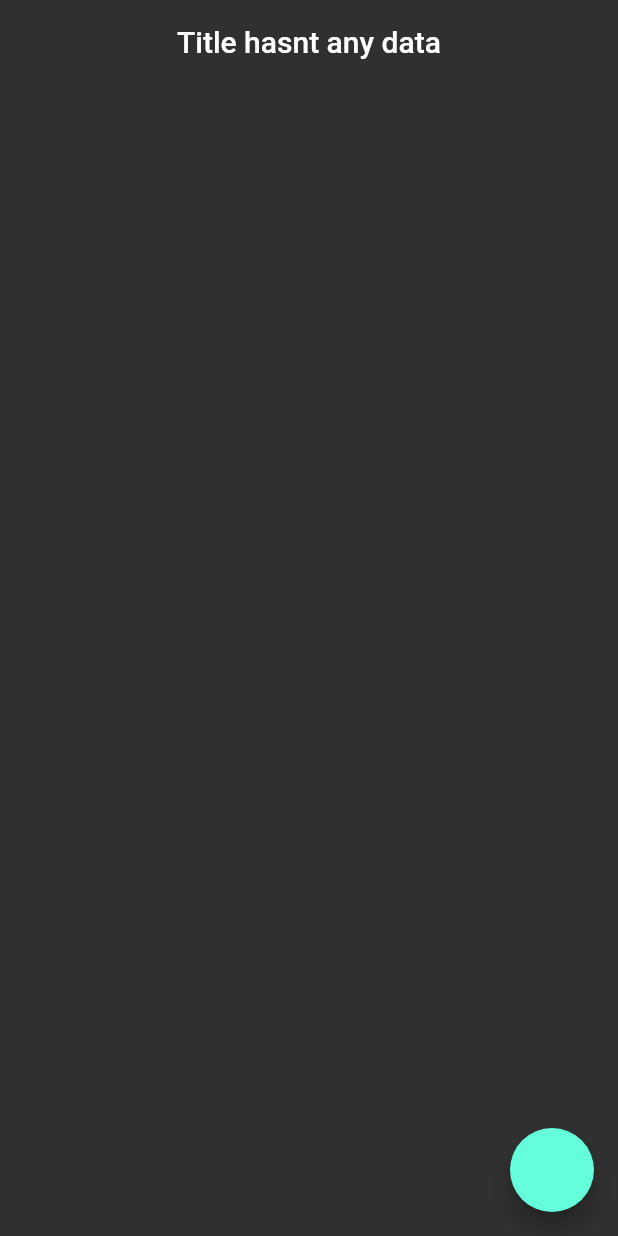
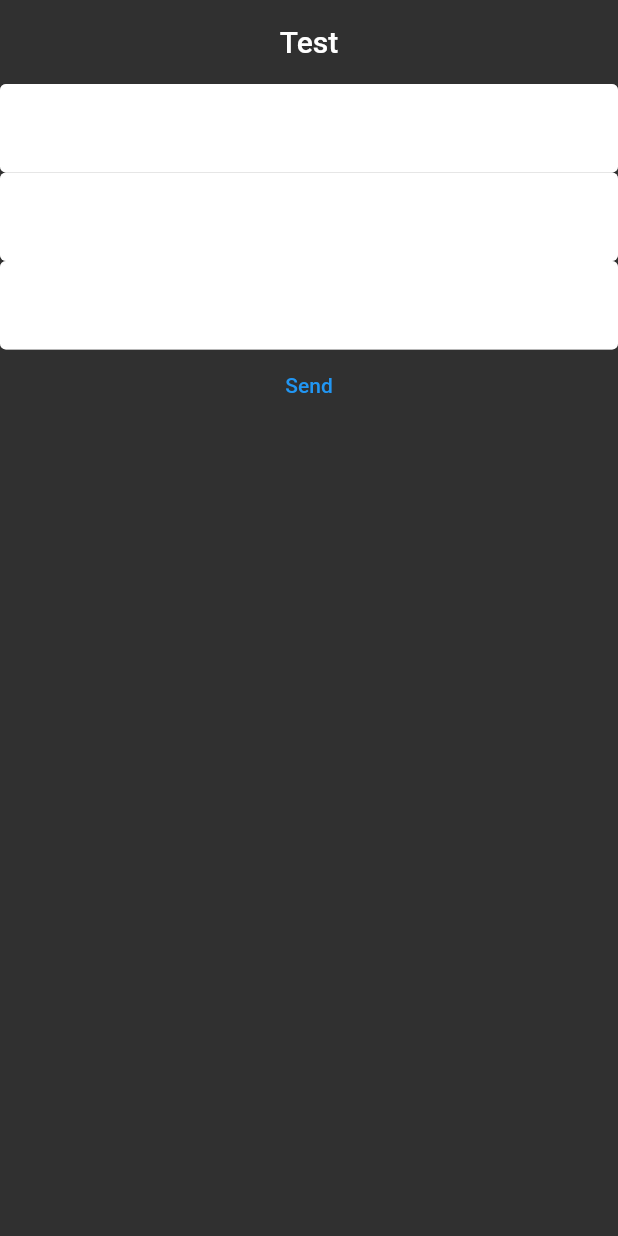
Before and after one commit to volkaankarakus/FlutterAdvanced, a Flutter app: the screen it shows after launch, on a phone screen of 412 x 824 dp. Run offline on Flutter 3.47's test engine with Material 2 defaults, Android fonts, the phone set to English and light mode, and no system bars; our stand-ins replace dio.

Commit message:
service & model

```diff
--- a/flutter_advanced/lib/202/model_learn.dart
+++ b/flutter_advanced/lib/202/model_learn.dart
@@ -1,6 +1,6 @@
 // METHOD 1
 // variables can be null on fetching process.
-class PostModel{
+class PostModel1{
   int? userId;
   int? id;
   String? title;
--- a/flutter_advanced/lib/202/model_learn_view.dart
+++ b/flutter_advanced/lib/202/model_learn_view.dart
@@ -16,7 +16,7 @@ class _ModelLearnViewState extends State<ModelLearnView> {
   void initState() {
     super.initState();
 
-    final user1 = PostModel()..userId = 1 ..body ='hello' ;
+    final user1 = PostModel1()..userId = 1 ..body ='hello' ;
 
     final user2 = PostModel2(1,2,'a','b');
     user2.body = 'sdfsfd'; // can be updatable
--- /dev/null
+++ b/flutter_advanced/lib/202/service/post_model.dart
@@ -0,0 +1,25 @@
+class PostModel {
+  int? userId;
+  int? id;
+  String? title;
+  String? body;
+
+  PostModel({this.userId, this.id, this.title, this.body});
+
+  // Kod yazilmaz!
+  PostModel.fromJson(Map<String, dynamic> json) {
+    userId = json['userId'];
+    id = json['id'];
+    title = json['title'];
+    body = json['body'];
+  }
+
+  Map<String, dynamic> toJson() {
+    final Map<String, dynamic> data = <String, dynamic>{};
+    data['userId'] = userId;
+    data['id'] = id;
+    data['title'] = title;
+    data['body'] = body;
+    return data;
+  }
+}
--- /dev/null
+++ b/flutter_advanced/lib/202/service/service_post_learn_view.dart
@@ -0,0 +1,113 @@
+import 'dart:io';
+import 'package:dio/dio.dart';
+import 'package:flutter/material.dart';
+import 'package:flutter_advanced/202/service/post_model.dart';
+
+class ServicePostLearn extends StatefulWidget {
+  const ServicePostLearn({Key? key}) : super(key: key);
+
+  @override
+  State<ServicePostLearn> createState() => _ServicePostLearnState();
+}
+
+class _ServicePostLearnState extends State<ServicePostLearn> {
+
+  bool _isLoading = false;
+  late final Dio _networkManager; // It is not correct to create a Dio for each request.
+  // networkRequest must consist of an instance.
+  final _baseUrl = 'https://jsonplaceholder.typicode.com/';
+
+  TextEditingController _titleController = TextEditingController();
+  TextEditingController _bodyController = TextEditingController();
+  TextEditingController _userIdController = TextEditingController();
+
+  Future<void> _addItemToService(PostModel postModel) async{
+    _changeLoading();
+    final response = await _networkManager.post('posts', data: postModel);
+    if(response.statusCode == HttpStatus.created){
+
+    }
+    _changeLoading();
+  }
+
+
+  void _changeLoading(){
+    setState(() {
+      _isLoading = !_isLoading;
+    });
+  }
+
+  @override
+  void initState() {
+    super.initState();
+    _networkManager = Dio(BaseOptions(baseUrl: _baseUrl));
+  }
+
+  @override
+  Widget build(BuildContext context) {
+    return Scaffold(
+      appBar: AppBar(
+        title: Text('Test'),
+        actions: [
+          _isLoading ? CircularProgressIndicator.adaptive() : SizedBox.shrink()
+        ],
+      ),
+      body: Column(
+        children: [
+          TextField(
+            controller: _titleController,
+            keyboardType: TextInputType.text,
+            textInputAction: TextInputAction.next,
+            decoration: InputDecoration(labelText: 'Title'),),
+          TextField(
+            controller: _bodyController,
+            textInputAction: TextInputAction.next,
+            decoration: InputDecoration(labelText: 'Body'),),
+          TextField(
+            controller: _userIdController,
+            autofillHints: [AutofillHints.creditCardNumber],
+            keyboardType: TextInputType.number,
+            decoration: InputDecoration(labelText: 'UserId'),
+          ),
+          TextButton(
+              onPressed: (){
+                _isLoading ? null : () {
+                  if(_titleController.text.isNotEmpty
+                  && _bodyController.text.isNotEmpty
+                  && _userIdController.text.isNotEmpty) {
+                    final model = PostModel(
+                        title: _titleController.text,
+                        body: _bodyController.text,
+                        userId: int.tryParse(_userIdController.text));
+
+                    _addItemToService(model);
+                  }
+                };
+              },
+              child: Text('Send')
+          )
+        ],
+      ),
+    );
+  }
+}
+
+class _PostCard extends StatelessWidget {
+  const _PostCard({
+    Key? key,
+    required PostModel? model,
+  }) : _model = model, super(key: key);
+
+  final PostModel? _model;
+
+  @override
+  Widget build(BuildContext context) {
+    return Card(
+      margin: EdgeInsets.only(bottom: 20),
+      child: ListTile(
+        title: Text(_model?.title ?? ''),
+        subtitle: Text(_model?.body ?? ''),
+      ),
+    );
+  }
+}
--- a/flutter_advanced/lib/main.dart
+++ b/flutter_advanced/lib/main.dart
@@ -5,6 +5,8 @@ import 'package:flutter_advanced/101/list_view_learn.dart';
 import 'package:flutter_advanced/101/navigation_learn.dart';
 import 'package:flutter_advanced/101/text_field_learn.dart';
 import 'package:flutter_advanced/202/model_learn_view.dart';
+import 'package:flutter_advanced/202/service/service_get_learn_view.dart';
+import 'package:flutter_advanced/202/service/service_post_learn_view.dart';
 import 'package:flutter_advanced/202/tab_learn.dart';
 import 'package:flutter_advanced/demos/color_demos_view.dart';
 import 'package:flutter_advanced/demos/color_lifecycle_view.dart';
@@ -58,7 +60,7 @@ class MyApp extends StatelessWidget {
               backgroundColor: Colors.transparent,
               elevation: 0)),
 
-      home: ModelLearnView(),
+      home: ServicePostLearn(),
     );
   }
 }
--- a/flutter_advanced/pubspec.yaml
+++ b/flutter_advanced/pubspec.yaml
@@ -34,6 +34,8 @@ dependencies:
   # The following adds the Cupertino Icons font to your application.
   # Use with the CupertinoIcons class for iOS style icons.
   cupertino_icons: ^1.0.2
+  dio : ^4.0.4
+
 
 dev_dependencies:
   flutter_test:
```
Also changed, not shown: flutter_advanced/lib/202/service/post_service.dart (added, +96 -0 lines), flutter_advanced/lib/202/service/service_get_learn_view.dart (added, +100 -0 lines).
